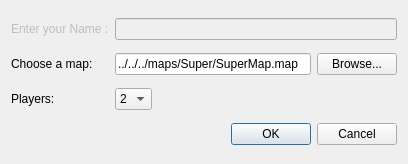
TaimoorRana/Risk, file gui/playernamedialog.ui: the form before one commit.
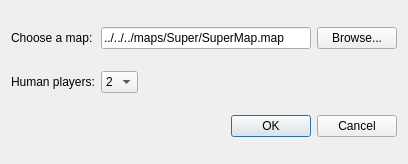
The form after the commit.

Commit message: Remove player name entry from player name dialog

Diff of the .ui file:
```diff
--- a/gui/playernamedialog.ui
+++ b/gui/playernamedialog.ui
@@ -14,62 +14,20 @@
    <string>Setup - Risk</string>
   </property>
   <layout class="QGridLayout" name="gridLayout">
-   <item row="0" column="0">
-    <widget class="QLabel" name="label">
+   <item row="2" column="0" colspan="2">
+    <widget class="QDialogButtonBox" name="buttonBox">
      <property name="enabled">
-      <bool>false</bool>
+      <bool>true</bool>
      </property>
-     <property name="text">
-      <string>Enter your Name :</string>
+     <property name="orientation">
+      <enum>Qt::Horizontal</enum>
      </property>
-    </widget>
-   </item>
-   <item row="0" column="1">
-    <widget class="QLineEdit" name="playerNameLineEdit">
-     <property name="enabled">
-      <bool>false</bool>
-     </property>
-     <property name="sizePolicy">
-      <sizepolicy hsizetype="MinimumExpanding" vsizetype="Fixed">
-       <horstretch>0</horstretch>
-       <verstretch>0</verstretch>
-      </sizepolicy>
-     </property>
-    </widget>
-   </item>
-   <item row="1" column="0">
-    <widget class="QLabel" name="label_3">
-     <property name="text">
-      <string>Choose a map:</string>
+     <property name="standardButtons">
+      <set>QDialogButtonBox::Cancel|QDialogButtonBox::Ok</set>
      </property>
     </widget>
    </item>
    <item row="1" column="1">
-    <layout class="QHBoxLayout" name="horizontalLayout">
-     <item>
-      <widget class="QLineEdit" name="mapPathLineEdit">
-       <property name="text">
-        <string>../../../maps/Super/SuperMap.map</string>
-       </property>
-      </widget>
-     </item>
-     <item>
-      <widget class="QPushButton" name="mapPathBrowsePushButton">
-       <property name="text">
-        <string>Browse...</string>
-       </property>
-      </widget>
-     </item>
-    </layout>
-   </item>
-   <item row="2" column="0">
-    <widget class="QLabel" name="label_2">
-     <property name="text">
-      <string>Players:</string>
-     </property>
-    </widget>
-   </item>
-   <item row="2" column="1">
     <layout class="QHBoxLayout" name="horizontalLayout_2">
      <item>
       <widget class="QComboBox" name="AIPlayerCountComboBox">
@@ -124,19 +82,38 @@
      </item>
     </layout>
    </item>
-   <item row="3" column="0" colspan="2">
-    <widget class="QDialogButtonBox" name="buttonBox">
-     <property name="enabled">
-      <bool>true</bool>
+   <item row="1" column="0">
+    <widget class="QLabel" name="label_2">
+     <property name="text">
+      <string>Human players:</string>
      </property>
-     <property name="orientation">
-      <enum>Qt::Horizontal</enum>
+    </widget>
+   </item>
+   <item row="0" column="0">
+    <widget class="QLabel" name="label_3">
+     <property name="text">
+      <string>Choose a map:</string>
      </property>
-     <property name="standardButtons">
-      <set>QDialogButtonBox::Cancel|QDialogButtonBox::Ok</set>
-     </property>
     </widget>
    </item>
+   <item row="0" column="1">
+    <layout class="QHBoxLayout" name="horizontalLayout">
+     <item>
+      <widget class="QLineEdit" name="mapPathLineEdit">
+       <property name="text">
+        <string>../../../maps/Super/SuperMap.map</string>
+       </property>
+      </widget>
+     </item>
+     <item>
+      <widget class="QPushButton" name="mapPathBrowsePushButton">
+       <property name="text">
+        <string>Browse...</string>
+       </property>
+      </widget>
+     </item>
+    </layout>
+   </item>
   </layout>
  </widget>
  <resources/>
```
The commit also changes 2 other files.
